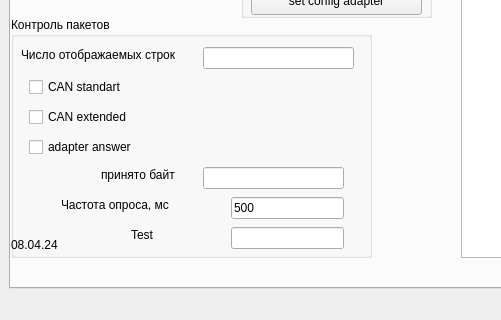
Before: the Qt Designer form mainwindow.ui in totktobroditvokrug/EL205-QT, drawn with Qt 5; both pictures show x 0 to 501 and y 467 to 787 of the 1363 by 787 pixel window.
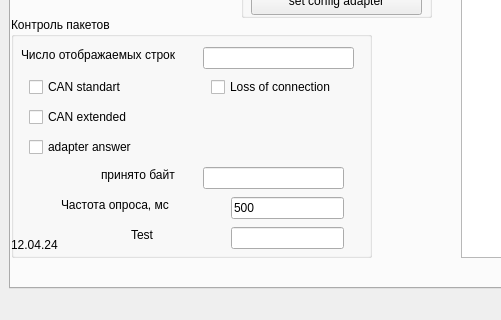
After: the same form once the commit is applied. The open tabs and pages were chosen to show the change.

Commit message: feat: диалоговое окно проверки связи

What changed in the file:
```diff
--- a/mainwindow.ui
+++ b/mainwindow.ui
@@ -192,7 +192,20 @@
           </rect>
          </property>
          <property name="text">
-          <string>08.04.24</string>
+          <string>12.04.24</string>
+         </property>
+        </widget>
+        <widget class="QCheckBox" name="checkBox_lossConnection">
+         <property name="geometry">
+          <rect>
+           <x>200</x>
+           <y>60</y>
+           <width>141</width>
+           <height>20</height>
+          </rect>
+         </property>
+         <property name="text">
+          <string>Loss of connection</string>
          </property>
         </widget>
        </widget>
```
Left out of the diff: 2 changed lines with no effect on the pictures. The commit also changes 3 other files.
